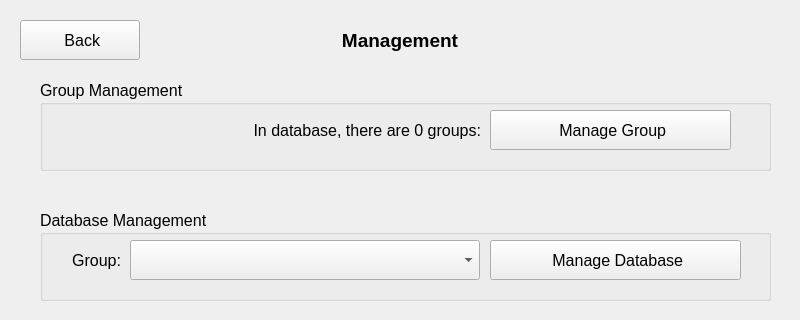
The window that resource/view_controller/select_manage_form/View.ui (muysengly/repo_attendance_system) describes before a commit, drawn with Qt 5.
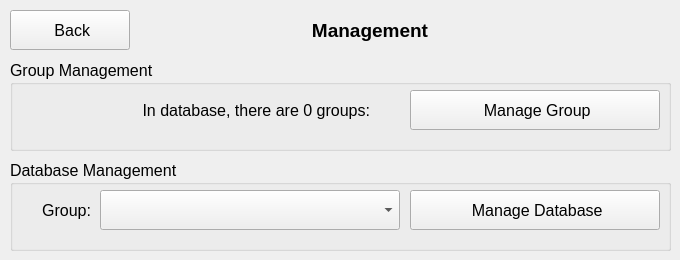
The same window after the commit.

```diff
--- a/resource/view_controller/select_manage_form/View.ui
+++ b/resource/view_controller/select_manage_form/View.ui
@@ -6,20 +6,20 @@
    <rect>
     <x>0</x>
     <y>0</y>
-    <width>800</width>
-    <height>320</height>
+    <width>680</width>
+    <height>260</height>
    </rect>
   </property>
   <property name="minimumSize">
    <size>
-    <width>800</width>
-    <height>320</height>
+    <width>680</width>
+    <height>260</height>
    </size>
   </property>
   <property name="maximumSize">
    <size>
-    <width>800</width>
-    <height>320</height>
+    <width>680</width>
+    <height>260</height>
    </size>
   </property>
   <property name="windowTitle">
@@ -29,8 +29,8 @@
    <widget class="QLabel" name="label">
     <property name="geometry">
      <rect>
-      <x>170</x>
-      <y>20</y>
+      <x>140</x>
+      <y>10</y>
       <width>460</width>
       <height>40</height>
      </rect>
@@ -38,7 +38,6 @@
     <property name="font">
      <font>
       <pointsize>14</pointsize>
-      <weight>75</weight>
       <bold>true</bold>
      </font>
     </property>
@@ -52,8 +51,8 @@
    <widget class="QPushButton" name="pushButton_back">
     <property name="geometry">
      <rect>
-      <x>20</x>
-      <y>20</y>
+      <x>10</x>
+      <y>10</y>
       <width>120</width>
       <height>40</height>
      </rect>
@@ -70,9 +69,9 @@
    <widget class="QGroupBox" name="groupBox">
     <property name="geometry">
      <rect>
-      <x>40</x>
-      <y>80</y>
-      <width>731</width>
+      <x>10</x>
+      <y>60</y>
+      <width>661</width>
       <height>91</height>
      </rect>
     </property>
@@ -89,7 +88,7 @@
       <rect>
        <x>10</x>
        <y>30</y>
-       <width>431</width>
+       <width>350</width>
        <height>40</height>
       </rect>
      </property>
@@ -108,9 +107,9 @@
     <widget class="QPushButton" name="pushButton_manage_group">
      <property name="geometry">
       <rect>
-       <x>450</x>
+       <x>400</x>
        <y>30</y>
-       <width>241</width>
+       <width>250</width>
        <height>40</height>
       </rect>
      </property>
@@ -127,9 +126,9 @@
    <widget class="QGroupBox" name="groupBox_2">
     <property name="geometry">
      <rect>
-      <x>40</x>
-      <y>210</y>
-      <width>731</width>
+      <x>10</x>
+      <y>160</y>
+      <width>661</width>
       <height>91</height>
      </rect>
     </property>
@@ -144,9 +143,9 @@
     <widget class="QPushButton" name="pushButton_manage_person">
      <property name="geometry">
       <rect>
-       <x>450</x>
+       <x>400</x>
        <y>30</y>
-       <width>251</width>
+       <width>250</width>
        <height>40</height>
       </rect>
      </property>
@@ -164,7 +163,7 @@
       <rect>
        <x>90</x>
        <y>30</y>
-       <width>350</width>
+       <width>300</width>
        <height>40</height>
       </rect>
      </property>
```
